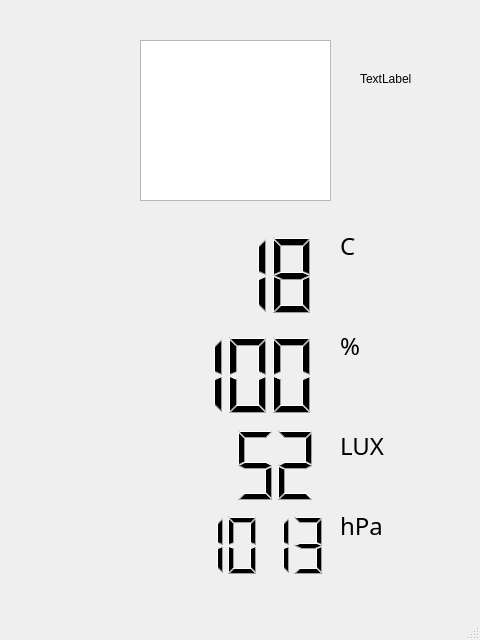
Qt form weatherstation.ui (pboisselier/WeatherStation) before a commit.
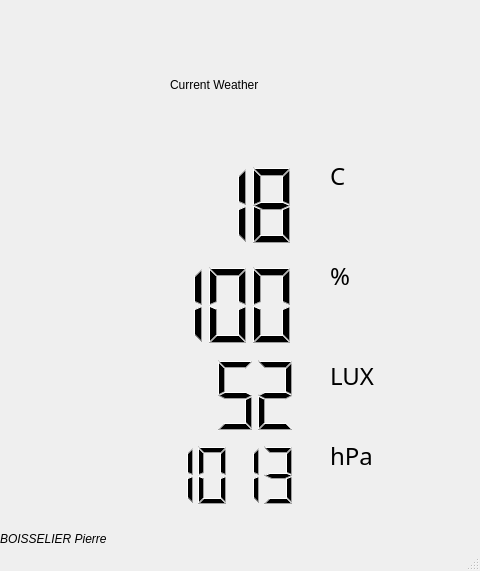
The same form after that commit.

Patch:
```diff
--- a/weatherstation.ui
+++ b/weatherstation.ui
@@ -7,28 +7,21 @@
     <x>0</x>
     <y>0</y>
     <width>480</width>
-    <height>640</height>
+    <height>571</height>
    </rect>
   </property>
   <property name="windowTitle">
    <string>Weather Station for RPi</string>
   </property>
+  <property name="autoFillBackground">
+   <bool>false</bool>
+  </property>
   <widget class="QWidget" name="centralwidget">
-   <widget class="QGraphicsView" name="graphicsView">
-    <property name="geometry">
-     <rect>
-      <x>140</x>
-      <y>40</y>
-      <width>191</width>
-      <height>161</height>
-     </rect>
-    </property>
-   </widget>
    <widget class="QLCDNumber" name="temp_lcd">
     <property name="geometry">
      <rect>
-      <x>120</x>
-      <y>230</y>
+      <x>100</x>
+      <y>160</y>
       <width>211</width>
       <height>91</height>
      </rect>
@@ -63,8 +56,8 @@
    <widget class="QLabel" name="deg_label">
     <property name="geometry">
      <rect>
-      <x>340</x>
-      <y>230</y>
+      <x>330</x>
+      <y>160</y>
       <width>61</width>
       <height>31</height>
      </rect>
@@ -82,8 +75,8 @@
    <widget class="QLCDNumber" name="humidity_lcd">
     <property name="geometry">
      <rect>
-      <x>120</x>
-      <y>330</y>
+      <x>100</x>
+      <y>260</y>
       <width>211</width>
       <height>91</height>
      </rect>
@@ -118,8 +111,8 @@
    <widget class="QLCDNumber" name="pressure_lcd">
     <property name="geometry">
      <rect>
-      <x>120</x>
-      <y>500</y>
+      <x>90</x>
+      <y>430</y>
       <width>211</width>
       <height>91</height>
      </rect>
@@ -154,8 +147,8 @@
    <widget class="QLCDNumber" name="lux_lcd">
     <property name="geometry">
      <rect>
-      <x>110</x>
-      <y>420</y>
+      <x>90</x>
+      <y>350</y>
       <width>211</width>
       <height>91</height>
      </rect>
@@ -190,8 +183,8 @@
    <widget class="QLabel" name="humidity_label">
     <property name="geometry">
      <rect>
-      <x>340</x>
-      <y>330</y>
+      <x>330</x>
+      <y>260</y>
       <width>61</width>
       <height>31</height>
      </rect>
@@ -209,8 +202,8 @@
    <widget class="QLabel" name="pressure_label">
     <property name="geometry">
      <rect>
-      <x>340</x>
-      <y>510</y>
+      <x>330</x>
+      <y>440</y>
       <width>61</width>
       <height>31</height>
      </rect>
@@ -228,8 +221,8 @@
    <widget class="QLabel" name="lux_label">
     <property name="geometry">
      <rect>
-      <x>340</x>
-      <y>430</y>
+      <x>330</x>
+      <y>360</y>
       <width>61</width>
       <height>31</height>
      </rect>
@@ -247,14 +240,35 @@
    <widget class="QLabel" name="weatherView">
     <property name="geometry">
      <rect>
-      <x>360</x>
-      <y>70</y>
-      <width>67</width>
+      <x>170</x>
+      <y>20</y>
+      <width>130</width>
+      <height>129</height>
+     </rect>
+    </property>
+    <property name="text">
+     <string>Current Weather</string>
+    </property>
+   </widget>
+   <widget class="QLabel" name="label">
+    <property name="geometry">
+     <rect>
+      <x>0</x>
+      <y>530</y>
+      <width>151</width>
       <height>17</height>
      </rect>
     </property>
+    <property name="font">
+     <font>
+      <pointsize>9</pointsize>
+      <italic>true</italic>
+      <strikeout>false</strikeout>
+      <kerning>true</kerning>
+     </font>
+    </property>
     <property name="text">
-     <string>TextLabel</string>
+     <string>BOISSELIER Pierre</string>
     </property>
    </widget>
   </widget>
```
Left out of the diff: 6 changed lines with no effect on the pictures.
